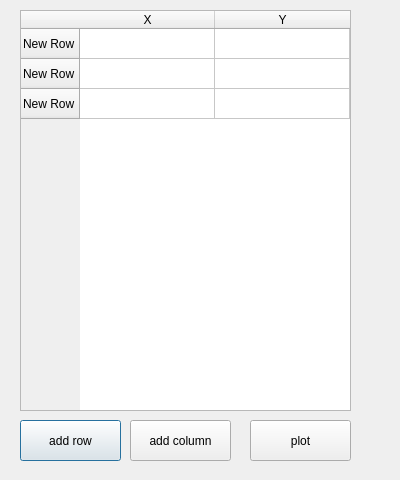
This is worksheet_dialog.ui in Meliani-Mehdi/Graphite_QT as Qt 5 draws it before an edit. The edited form follows.
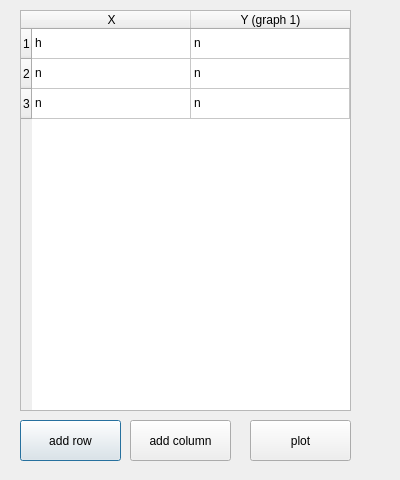
This is the edited form.

Commit message: simplest worksheet i will update it more ust wait

```diff
--- a/worksheet_dialog.ui
+++ b/worksheet_dialog.ui
@@ -55,7 +55,7 @@
     </size>
    </property>
    <attribute name="horizontalHeaderDefaultSectionSize">
-    <number>135</number>
+    <number>159</number>
    </attribute>
    <attribute name="horizontalHeaderShowSortIndicator" stdset="0">
     <bool>false</bool>
@@ -63,21 +63,9 @@
    <attribute name="horizontalHeaderStretchLastSection">
     <bool>false</bool>
    </attribute>
-   <row>
-    <property name="text">
-     <string>New Row</string>
-    </property>
-   </row>
-   <row>
-    <property name="text">
-     <string>New Row</string>
-    </property>
-   </row>
-   <row>
-    <property name="text">
-     <string>New Row</string>
-    </property>
-   </row>
+   <row/>
+   <row/>
+   <row/>
    <column>
     <property name="text">
      <string>X</string>
@@ -85,9 +73,39 @@
    </column>
    <column>
     <property name="text">
-     <string>Y</string>
+     <string>Y (graph 1)</string>
     </property>
    </column>
+   <item row="0" column="0">
+    <property name="text">
+     <string>h</string>
+    </property>
+   </item>
+   <item row="0" column="1">
+    <property name="text">
+     <string>n</string>
+    </property>
+   </item>
+   <item row="1" column="0">
+    <property name="text">
+     <string>n</string>
+    </property>
+   </item>
+   <item row="1" column="1">
+    <property name="text">
+     <string>n</string>
+    </property>
+   </item>
+   <item row="2" column="0">
+    <property name="text">
+     <string>n</string>
+    </property>
+   </item>
+   <item row="2" column="1">
+    <property name="text">
+     <string>n</string>
+    </property>
+   </item>
   </widget>
   <widget class="QPushButton" name="addwork_2">
    <property name="geometry">
```
The commit also changes 2 other files.
